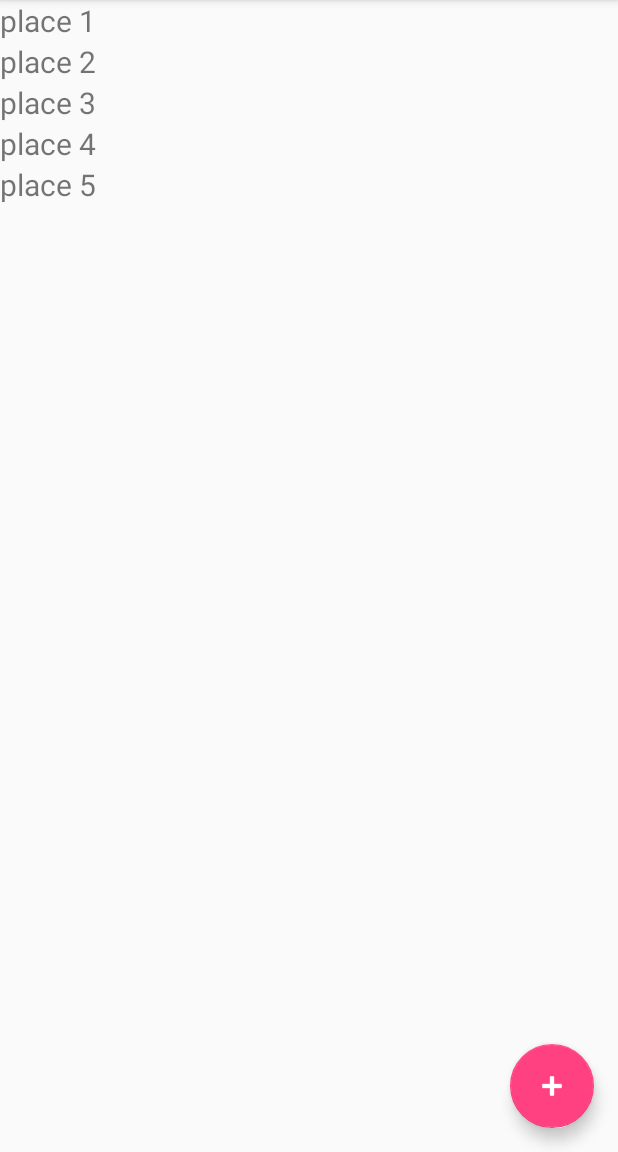
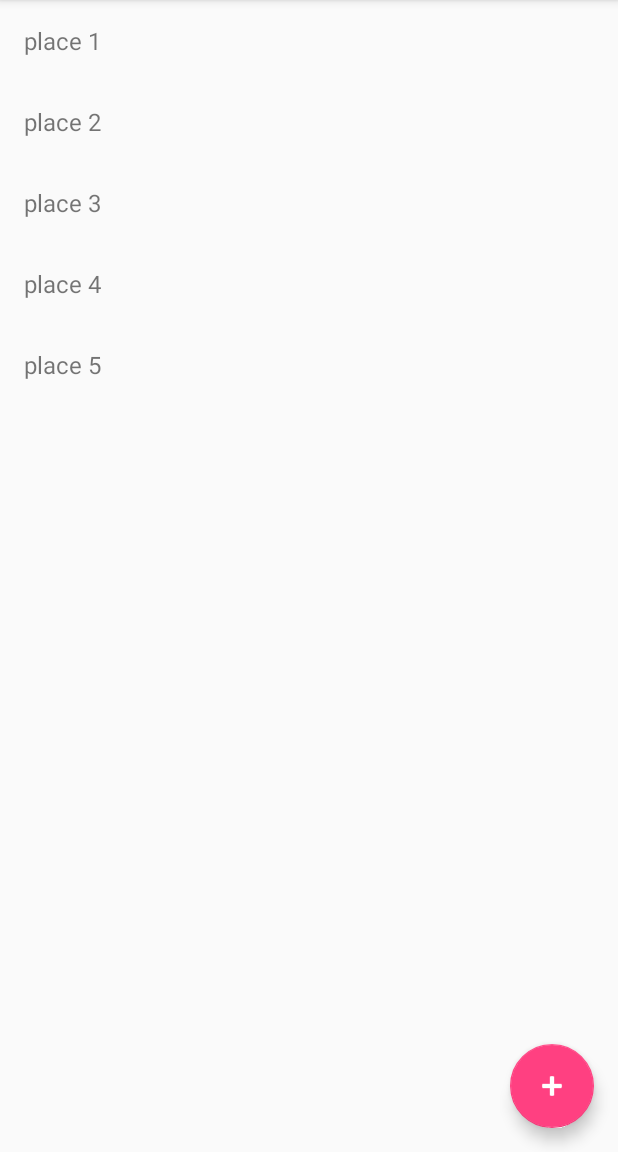
Before and after one commit to lukepothier/turn-off-my-fucking-data, an Android app: the screen it shows after launch (MainActivity), on a phone screen of 412 x 824 dp, the part 84-1236 px from its top. Run offline under Robolectric (Android 15) with nearby library versions, the phone set to English and light mode, and no system bars.

Commit message:
WIP recycler view

```diff
--- a/app/src/main/java/com/lukepothier/turnoffmyfuckingdata/MainActivityFragment.kt
+++ b/app/src/main/java/com/lukepothier/turnoffmyfuckingdata/MainActivityFragment.kt
@@ -14,14 +14,14 @@ class MainActivityFragment : Fragment() {
     private val locations: ArrayList<String> = ArrayList()
 
     override fun onCreateView(inflater: LayoutInflater, container: ViewGroup?, savedInstanceState: Bundle?): View? {
-        val view = inflater!!.inflate(R.layout.fragment_main, container, false)
+        val view = inflater.inflate(R.layout.fragment_main, container, false)
         addAnimals()
         view.recyclerViewLocations.layoutManager = LinearLayoutManager(context, LinearLayout.VERTICAL, false)
         view.recyclerViewLocations.adapter = LocationsAdapter(locations)
         return view
     }
 
-    fun addAnimals() {
+    private fun addAnimals() {
         locations.add("place 1")
         locations.add("place 2")
         locations.add("place 3")
--- a/app/src/main/res/layout/item_location.xml
+++ b/app/src/main/res/layout/item_location.xml
@@ -10,7 +10,8 @@
         android:id="@+id/text_view_location_name"
         android:layout_width="match_parent"
         android:layout_height="wrap_content"
-        android:textSize="20sp"
+        android:layout_margin="@dimen/text_view_padding"
+        android:textSize="16sp"
         tools:text="TEST" />
 
 </LinearLayout>
--- a/app/src/main/res/values/dimens.xml
+++ b/app/src/main/res/values/dimens.xml
@@ -1,3 +1,4 @@
 <resources>
     <dimen name="fab_margin">16dp</dimen>
+    <dimen name="text_view_padding">16dp</dimen>
 </resources>
```
